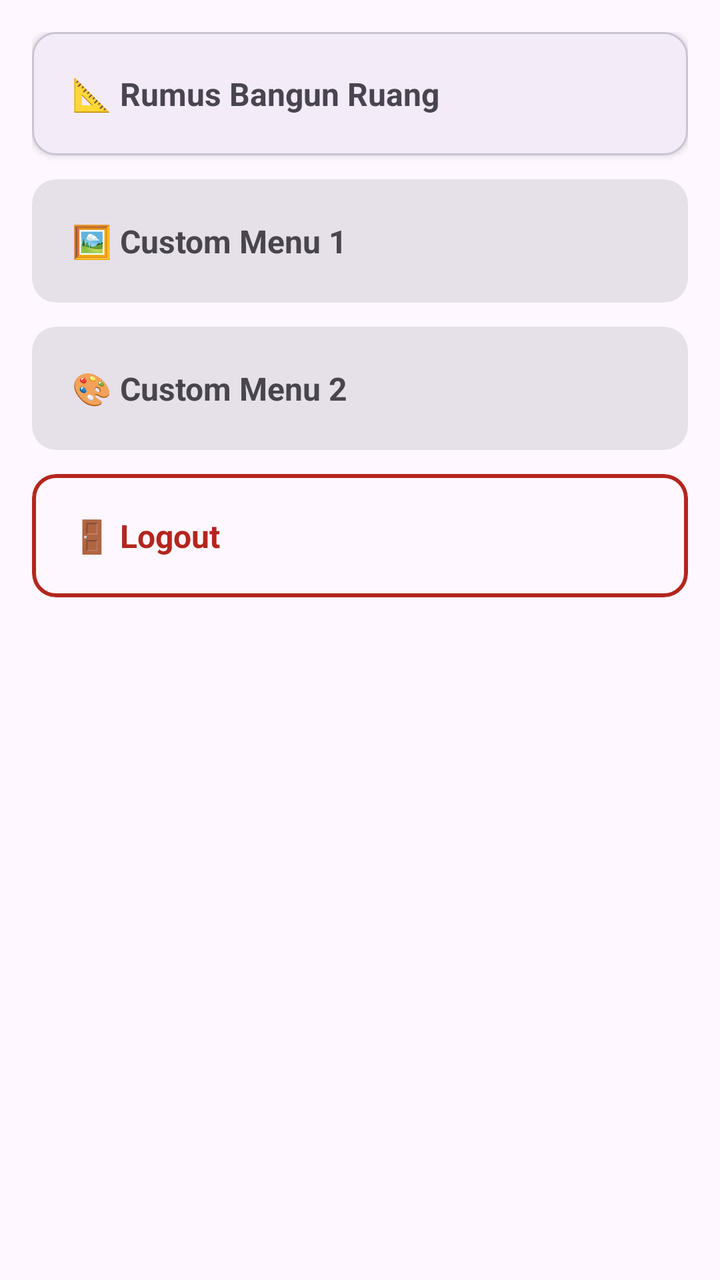
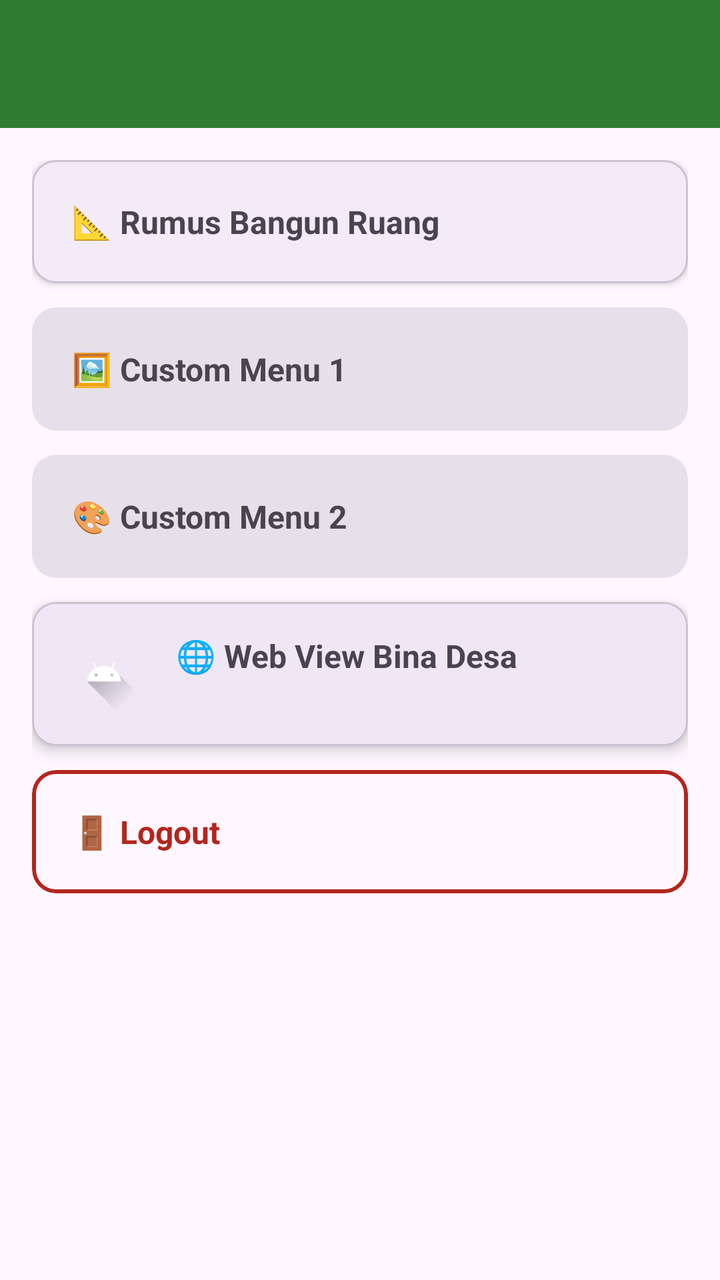

Before-and-after screenshots of an Android layout around one commit, followed by the original layout XML and the change that was made.
<!-- AndroidManifest.xml: application theme Theme.Exaudinebula -->
<!-- res/layout/activity_dashboard.xml -->
<?xml version="1.0" encoding="utf-8"?>
<LinearLayout
    xmlns:android="http://schemas.android.com/apk/res/android"
    xmlns:app="http://schemas.android.com/apk/res-auto"
    android:layout_width="match_parent"
    android:layout_height="match_parent"
    android:orientation="vertical"
    android:padding="16dp">

    
    <com.google.android.material.card.MaterialCardView
        android:id="@+id/cardRumus"
        android:layout_width="match_parent"
        android:layout_height="wrap_content"
        android:layout_marginBottom="12dp"
        app:cardElevation="2dp"
        app:cardCornerRadius="12dp"
        android:clickable="true">
        <TextView
            android:layout_width="wrap_content"
            android:layout_height="wrap_content"
            android:text="📐 Rumus Bangun Ruang"
            android:padding="20dp"
            android:textSize="16sp"
            android:textStyle="bold"/>
    </com.google.android.material.card.MaterialCardView>

    
    <com.google.android.material.card.MaterialCardView
        android:id="@+id/cardCustom1"
        android:layout_width="match_parent"
        android:layout_height="wrap_content"
        android:layout_marginBottom="12dp"
        style="?attr/materialCardViewFilledStyle"
        app:cardCornerRadius="12dp"
        android:clickable="true">
        <TextView
            android:layout_width="wrap_content"
            android:layout_height="wrap_content"
            android:text="🖼️ Custom Menu 1"
            android:padding="20dp"
            android:textSize="16sp"
            android:textStyle="bold"/>
    </com.google.android.material.card.MaterialCardView>

    
    <com.google.android.material.card.MaterialCardView
        android:id="@+id/cardCustom2"
        android:layout_width="match_parent"
        android:layout_height="wrap_content"
        android:layout_marginBottom="12dp"
        style="?attr/materialCardViewFilledStyle"
        app:cardCornerRadius="12dp"
        android:clickable="true">
        <TextView
            android:layout_width="wrap_content"
            android:layout_height="wrap_content"
            android:text="🎨 Custom Menu 2"
            android:padding="20dp"
            android:textSize="16sp"
            android:textStyle="bold"/>
    </com.google.android.material.card.MaterialCardView>

    
    <com.google.android.material.card.MaterialCardView
        android:id="@+id/cardLogout"
        android:layout_width="match_parent"
        android:layout_height="wrap_content"
        style="?attr/materialCardViewOutlinedStyle"
        app:strokeColor="#B3261E"
        app:strokeWidth="2dp"
        app:cardCornerRadius="12dp"
        android:clickable="true">
        <TextView
            android:layout_width="wrap_content"
            android:layout_height="wrap_content"
            android:text="🚪 Logout"
            android:padding="20dp"
            android:textSize="16sp"
            android:textStyle="bold"
            android:textColor="#B3261E"/>
    </com.google.android.material.card.MaterialCardView>

</LinearLayout>
<!-- resources referenced by this layout -->
<resources>
  <style name="Theme.Exaudinebula" parent="Base.Theme.Exaudinebula" />
  <style name="Base.Theme.Exaudinebula" parent="Theme.Material3.DayNight.NoActionBar">
          
          
      </style>
</resources>

<!-- the commit's change to res/layout/activity_dashboard.xml (unified diff, before → after) -->
@@ -4,81 +4,124 @@
     xmlns:app="http://schemas.android.com/apk/res-auto"
     android:layout_width="match_parent"
     android:layout_height="match_parent"
-    android:orientation="vertical"
-    android:padding="16dp">
+    android:orientation="vertical">
 
     
-    <com.google.android.material.card.MaterialCardView
-        android:id="@+id/cardRumus"
+    <androidx.appcompat.widget.Toolbar
+        android:id="@+id/toolbarDashboard"
         android:layout_width="match_parent"
-        android:layout_height="wrap_content"
-        android:layout_marginBottom="12dp"
-        app:cardElevation="2dp"
-        app:cardCornerRadius="12dp"
-        android:clickable="true">
-        <TextView
-            android:layout_width="wrap_content"
+        android:layout_height="?attr/actionBarSize"
+        android:background="@color/toolbar_background"
+        android:titleTextColor="@color/toolbar_title"
+        android:title="Dashboard Bina Desa" />
+
+    <LinearLayout
+        android:layout_width="match_parent"
+        android:layout_height="match_parent"
+        android:orientation="vertical"
+        android:padding="16dp">
+
+        
+        <com.google.android.material.card.MaterialCardView
+            android:id="@+id/cardRumus"
+            android:layout_width="match_parent"
             android:layout_height="wrap_content"
-            android:text="📐 Rumus Bangun Ruang"
-            android:padding="20dp"
-            android:textSize="16sp"
-            android:textStyle="bold"/>
-    </com.google.android.material.card.MaterialCardView>
+            android:layout_marginBottom="12dp"
+            app:cardElevation="2dp"
+            app:cardCornerRadius="12dp"
+            android:clickable="true">
+            <TextView
+                android:layout_width="wrap_content"
+                android:layout_height="wrap_content"
+                android:text="📐 Rumus Bangun Ruang"
+                android:padding="20dp"
+                android:textSize="16sp"
+                android:textStyle="bold"/>
+        </com.google.android.material.card.MaterialCardView>
 
-    
-    <com.google.android.material.card.MaterialCardView
-        android:id="@+id/cardCustom1"
-        android:layout_width="match_parent"
-        android:layout_height="wrap_content"
-        android:layout_marginBottom="12dp"
-        style="?attr/materialCardViewFilledStyle"
-        app:cardCornerRadius="12dp"
-        android:clickable="true">
-        <TextView
-            android:layout_width="wrap_content"
+        
+        <com.google.android.material.card.MaterialCardView
+            android:id="@+id/cardCustom1"
+            android:layout_width="match_parent"
             android:layout_height="wrap_content"
-            android:text="🖼️ Custom Menu 1"
-            android:padding="20dp"
-            android:textSize="16sp"
-            android:textStyle="bold"/>
-    </com.google.android.material.card.MaterialCardView>
+            android:layout_marginBottom="12dp"
+            style="?attr/materialCardViewFilledStyle"
+            app:cardCornerRadius="12dp"
+            android:clickable="true">
+            <TextView
+                android:layout_width="wrap_content"
+                android:layout_height="wrap_content"
+                android:text="🖼️ Custom Menu 1"
+                android:padding="20dp"
+                android:textSize="16sp"
+                android:textStyle="bold"/>
+        </com.google.android.material.card.MaterialCardView>
 
-    
-    <com.google.android.material.card.MaterialCardView
-        android:id="@+id/cardCustom2"
-        android:layout_width="match_parent"
-        android:layout_height="wrap_content"
-        android:layout_marginBottom="12dp"
-        style="?attr/materialCardViewFilledStyle"
-        app:cardCornerRadius="12dp"
-        android:clickable="true">
-        <TextView
-            android:layout_width="wrap_content"
+        
+        <com.google.android.material.card.MaterialCardView
+            android:id="@+id/cardCustom2"
+            android:layout_width="match_parent"
             android:layout_height="wrap_content"
-            android:text="🎨 Custom Menu 2"
-            android:padding="20dp"
-            android:textSize="16sp"
-            android:textStyle="bold"/>
-    </com.google.android.material.card.MaterialCardView>
+            android:layout_marginBottom="12dp"
+            style="?attr/materialCardViewFilledStyle"
+            app:cardCornerRadius="12dp"
+            android:clickable="true">
+            <TextView
+                android:layout_width="wrap_content"
+                android:layout_height="wrap_content"
+                android:text="🎨 Custom Menu 2"
+                android:padding="20dp"
+                android:textSize="16sp"
+                android:textStyle="bold"/>
+        </com.google.android.material.card.MaterialCardView>
 
-    
-    <com.google.android.material.card.MaterialCardView
-        android:id="@+id/cardLogout"
-        android:layout_width="match_parent"
-        android:layout_height="wrap_content"
-        style="?attr/materialCardViewOutlinedStyle"
-        app:strokeColor="#B3261E"
-        app:strokeWidth="2dp"
-        app:cardCornerRadius="12dp"
-        android:clickable="true">
-        <TextView
-            android:layout_width="wrap_content"
+        
+        <com.google.android.material.card.MaterialCardView
+            android:id="@+id/cardWebView"
+            android:layout_width="match_parent"
             android:layout_height="wrap_content"
-            android:text="🚪 Logout"
-            android:padding="20dp"
-            android:textSize="16sp"
-            android:textStyle="bold"
-            android:textColor="#B3261E"/>
-    </com.google.android.material.card.MaterialCardView>
+            android:layout_marginBottom="12dp"
+            app:cardCornerRadius="12dp"
+            app:cardElevation="4dp"
+            android:clickable="true">
+            <LinearLayout
+                android:layout_width="match_parent"
+                android:layout_height="wrap_content"
+                android:orientation="horizontal"
+                android:padding="16dp">
+                <ImageView
+                    android:layout_width="40dp"
+                    android:layout_height="40dp"
+                    android:src="@drawable/ic_launcher_foreground" />
+                <TextView
+                    android:layout_width="wrap_content"
+                    android:layout_height="wrap_content"
+                    android:layout_marginStart="16dp"
+                    android:text="🌐 Web View Bina Desa"
+                    android:textSize="16sp"
+                    android:textStyle="bold"/>
+            </LinearLayout>
+        </com.google.android.material.card.MaterialCardView>
 
+        
+        <com.google.android.material.card.MaterialCardView
+            android:id="@+id/cardLogout"
+            android:layout_width="match_parent"
+            android:layout_height="wrap_content"
+            style="?attr/materialCardViewOutlinedStyle"
+            app:strokeColor="#B3261E"
+            app:strokeWidth="2dp"
+            app:cardCornerRadius="12dp"
+            android:clickable="true">
+            <TextView
+                android:layout_width="wrap_content"
+                android:layout_height="wrap_content"
+                android:text="🚪 Logout"
+                android:padding="20dp"
+                android:textSize="16sp"
+                android:textStyle="bold"
+                android:textColor="#B3261E"/>
+        </com.google.android.material.card.MaterialCardView>
+
+    </LinearLayout>
 </LinearLayout>
<!-- resource entries referenced after the edit -->
@@ -1,5 +1,38 @@
 <!-- resources referenced by this layout -->
 <resources>
+  <color name="toolbar_background">#2E7D32</color>
+  <color name="toolbar_title">#FFFFFF</color>
+  <!-- drawable ic_launcher_foreground (drawable) -->
+  <vector xmlns:android="http://schemas.android.com/apk/res/android"
+      xmlns:aapt="http://schemas.android.com/aapt"
+      android:width="108dp"
+      android:height="108dp"
+      android:viewportWidth="108"
+      android:viewportHeight="108">
+      <path android:pathData="M31,63.928c0,0 6.4,-11 12.1,-13.1c7.2,-2.6 26,-1.4 26,-1.4l38.1,38.1L107,108.928l-32,-1L31,63.928z">
+          <aapt:attr name="android:fillColor">
+              <gradient
+                  android:endX="85.84757"
+                  android:endY="92.4963"
+                  android:startX="42.9492"
+                  android:startY="49.59793"
+                  android:type="linear">
+                  <item
+                      android:color="#44000000"
+                      android:offset="0.0" />
+                  <item
+                      android:color="#00000000"
+                      android:offset="1.0" />
+              </gradient>
+          </aapt:attr>
+      </path>
+      <path
+          android:fillColor="#FFFFFF"
+          android:fillType="nonZero"
+          android:pathData="M65.3,45.828l3.8,-6.6c0.2,-0.4 0.1,-0.9 -0.3,-1.1c-0.4,-0.2 -0.9,-0.1 -1.1,0.3l-3.9,6.7c-6.3,-2.8 -13.4,-2.8 -19.7,0l-3.9,-6.7c-0.2,-0.4 -0.7,-0.5 -1.1,-0.3C38.8,38.328 38.7,38.828 38.9,39.228l3.8,6.6C36.2,49.428 31.7,56.028 31,63.928h46C76.3,56.028 71.8,49.428 65.3,45.828zM43.4,57.328c-0.8,0 -1.5,-0.5 -1.8,-1.2c-0.3,-0.7 -0.1,-1.5 0.4,-2.1c0.5,-0.5 1.4,-0.7 2.1,-0.4c0.7,0.3 1.2,1 1.2,1.8C45.3,56.528 44.5,57.328 43.4,57.328L43.4,57.328zM64.6,57.328c-0.8,0 -1.5,-0.5 -1.8,-1.2s-0.1,-1.5 0.4,-2.1c0.5,-0.5 1.4,-0.7 2.1,-0.4c0.7,0.3 1.2,1 1.2,1.8C66.5,56.528 65.6,57.328 64.6,57.328L64.6,57.328z"
+          android:strokeWidth="1"
+          android:strokeColor="#00000000" />
+  </vector>
   <style name="Theme.Exaudinebula" parent="Base.Theme.Exaudinebula" />
   <style name="Base.Theme.Exaudinebula" parent="Theme.Material3.DayNight.NoActionBar">
           
